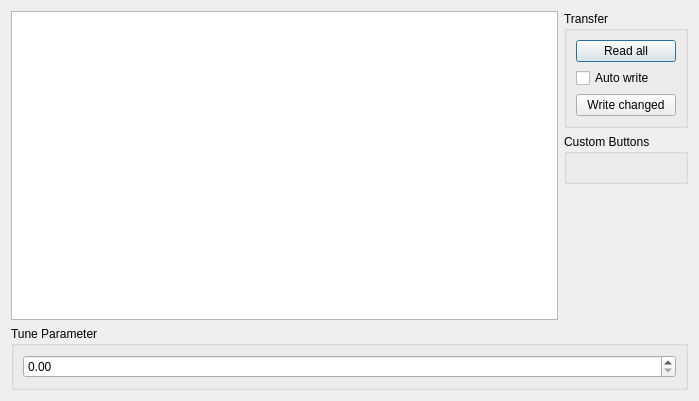
The window that Commanders/CommanderDialog.ui (tixiv/CAN-Monitor-qt) describes before a commit, drawn with Qt 5.
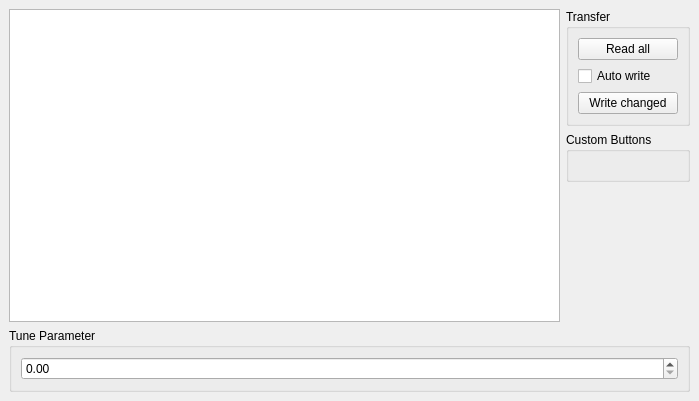
The same window after the commit.

Commit message: changed CommanderDialog to use QMainWindow instead of QDialog

Diff of the .ui file:
```diff
--- a/Commanders/CommanderDialog.ui
+++ b/Commanders/CommanderDialog.ui
@@ -1,7 +1,7 @@
 <?xml version="1.0" encoding="UTF-8"?>
 <ui version="4.0">
  <class>CommanderDialog</class>
- <widget class="QDialog" name="CommanderDialog">
+ <widget class="QMainWindow" name="CommanderDialog">
   <property name="geometry">
    <rect>
     <x>0</x>
@@ -13,6 +13,7 @@
   <property name="windowTitle">
    <string>Commander</string>
   </property>
+  <widget class="QWidget" name="centralWidget">
   <layout class="QVBoxLayout" name="verticalLayout">
    <item>
     <layout class="QHBoxLayout" name="horizontalLayout">
@@ -123,6 +124,7 @@
     </widget>
    </item>
   </layout>
+  </widget>
   <action name="actionAddParameter">
    <property name="text">
     <string>Add Parameter</string>
```
The commit also changes 4 other files.
